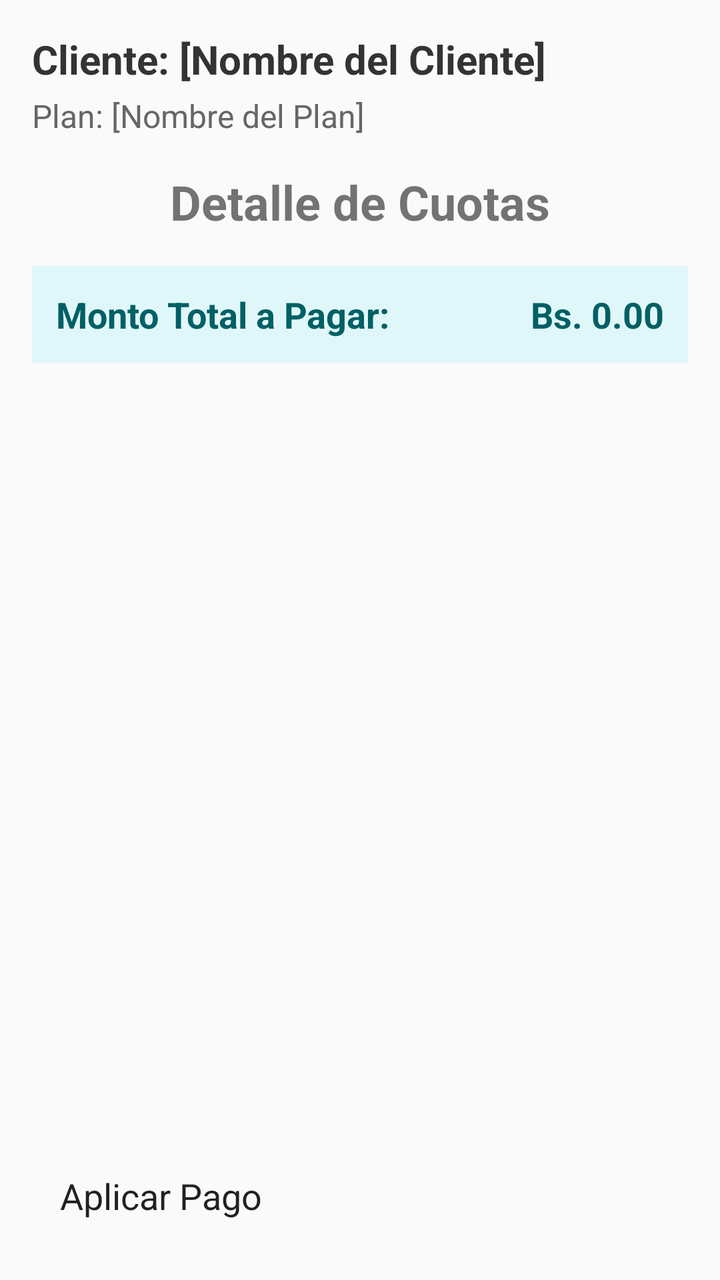
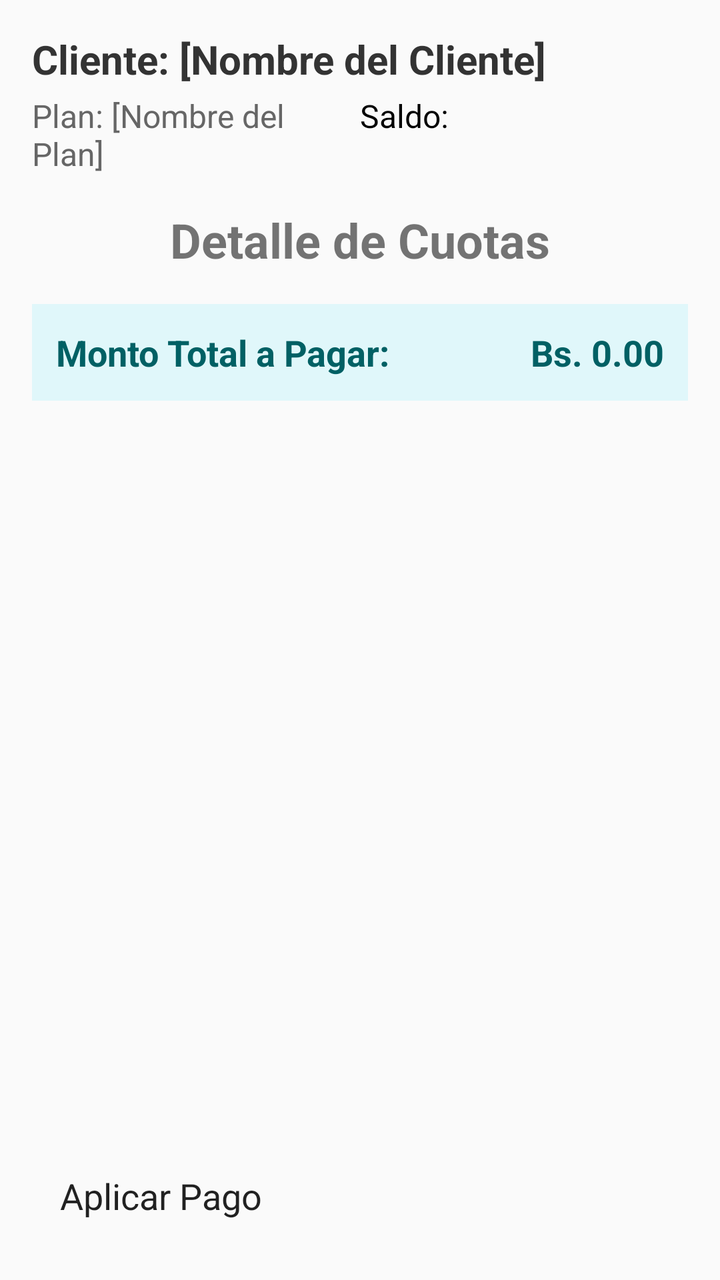

Compare the two renders of this Android layout. The source of the first and the diff that turns it into the second are given below.
<!-- AndroidManifest.xml: application theme AppTheme -->
<!-- res/layout/activity_cuotas.xml -->
<?xml version="1.0" encoding="utf-8"?>
<LinearLayout
	xmlns:android="http://schemas.android.com/apk/res/android"
	android:layout_width="match_parent"
	android:layout_height="match_parent"
	android:orientation="vertical"
	android:padding="16dp">

	<TextView
		android:id="@+id/tv_cuotas_cliente_nombre"
		android:layout_width="match_parent"
		android:layout_height="wrap_content"
		android:text="Cliente: [Nombre del Cliente]"
		android:textSize="20sp"
		android:textStyle="bold"
		android:layout_marginBottom="4dp"
		android:textColor="#333333"/>

	<TextView
		android:id="@+id/tv_cuotas_plan_nombre"
		android:layout_width="match_parent"
		android:layout_height="wrap_content"
		android:text="Plan: [Nombre del Plan]"
		android:textSize="16sp"
		android:layout_marginBottom="16dp"
		android:textColor="#666666"/>

	<TextView
		android:layout_width="match_parent"
		android:layout_height="wrap_content"
		android:text="Detalle de Cuotas"
		android:textSize="24sp"
		android:textStyle="bold"
		android:gravity="center"
		android:paddingBottom="16dp"/>

	<LinearLayout
		android:id="@+id/ll_total_acumulado"
		android:layout_width="match_parent"
		android:layout_height="wrap_content"
		android:orientation="horizontal"
		android:background="#E0F7FA"  android:padding="12dp"
		android:layout_marginBottom="16dp"> 
		
		<TextView
			android:layout_width="0dp"
			android:layout_height="wrap_content"
			android:layout_weight="1"
			android:text="Monto Total a Pagar:"
			android:textSize="18sp"
			android:textStyle="bold"
			android:textColor="#006064"/>

		<TextView
			android:id="@+id/tv_monto_acumulado"
			android:layout_width="wrap_content"
			android:layout_height="wrap_content"
			android:text="Bs. 0.00"
			android:textSize="18sp"
			android:textStyle="bold"
			android:textColor="#006064"/>
	</LinearLayout>

	<ListView
		android:id="@+id/listview_cuotas"
		android:layout_width="match_parent"
		android:layout_height="0dp"
		android:layout_weight="1"
		android:divider="#CFCFCF"
		android:dividerHeight="1dp"/>

	<Button
		android:id="@+id/btn_pagar_seleccionadas"
		android:layout_width="match_parent"
		android:layout_height="wrap_content"
		android:text="Aplicar Pago"
		android:textSize="18sp"
		android:padding="14dp"
		android:layout_marginTop="16dp"/> 
	
</LinearLayout>
<!-- resources referenced by this layout -->
<resources>
  <style name="AppTheme" parent="@android:style/Theme.Holo.Light">
  	</style>
</resources>

<!-- the commit's change to res/layout/activity_cuotas.xml (unified diff, before → after) -->
@@ -16,14 +16,31 @@
 		android:layout_marginBottom="4dp"
 		android:textColor="#333333"/>
 
-	<TextView
-		android:id="@+id/tv_cuotas_plan_nombre"
+	<LinearLayout
 		android:layout_width="match_parent"
 		android:layout_height="wrap_content"
-		android:text="Plan: [Nombre del Plan]"
-		android:textSize="16sp"
-		android:layout_marginBottom="16dp"
-		android:textColor="#666666"/>
+		android:orientation="horizontal"
+		android:layout_marginBottom="16dp">
+
+		<TextView
+			android:id="@+id/tv_cuotas_plan_nombre"
+			android:layout_width="0dp"
+			android:layout_weight="1"
+			android:layout_height="wrap_content"
+			android:text="Plan: [Nombre del Plan]"
+			android:textSize="16sp"
+			android:textColor="#666666"/>
+
+		<TextView
+			android:id="@+id/tv_saldo_pendiente"
+			android:layout_width="0dp"
+			android:layout_weight="1"
+			android:layout_height="wrap_content"
+			android:text="Saldo:"
+			android:textSize="16sp"
+			android:textColor="#000000"/>
+
+	</LinearLayout>
 
 	<TextView
 		android:layout_width="match_parent"
@@ -39,9 +56,10 @@
 		android:layout_width="match_parent"
 		android:layout_height="wrap_content"
 		android:orientation="horizontal"
-		android:background="#E0F7FA"  android:padding="12dp"
-		android:layout_marginBottom="16dp"> 
-		
+		android:background="#E0F7FA"
+		android:padding="12dp"
+		android:layout_marginBottom="16dp">
+
 		<TextView
 			android:layout_width="0dp"
 			android:layout_height="wrap_content"
@@ -59,6 +77,7 @@
 			android:textSize="18sp"
 			android:textStyle="bold"
 			android:textColor="#006064"/>
+
 	</LinearLayout>
 
 	<ListView
@@ -76,6 +95,6 @@
 		android:text="Aplicar Pago"
 		android:textSize="18sp"
 		android:padding="14dp"
-		android:layout_marginTop="16dp"/> 
-	
+		android:layout_marginTop="16dp"/>
+
 </LinearLayout>
